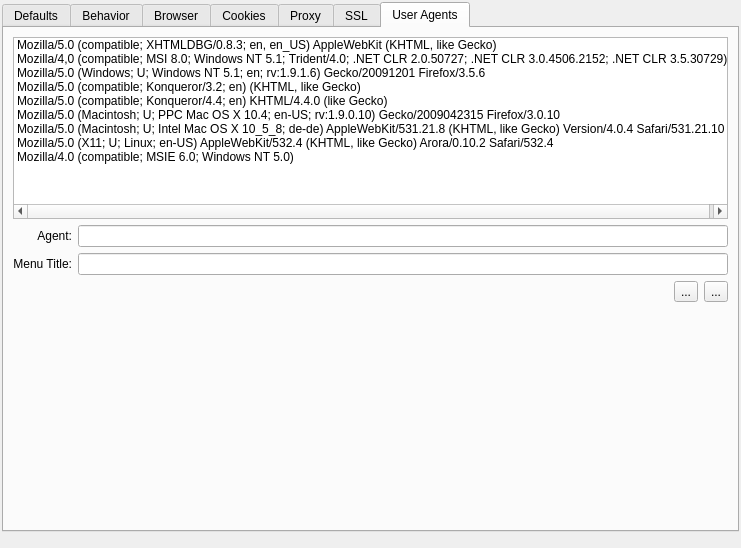
Above: src/configdialog/configdialogui.ui from HJCMS/xhtmldbg before the change. Below: the same form after it.
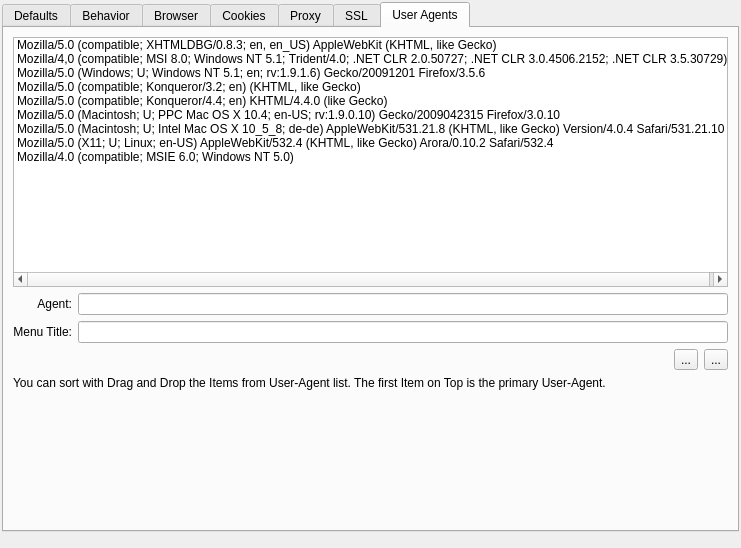
That is the form after the change. The open tabs and pages were chosen to show the change. Custom widgets are drawn as their Qt base class.

```diff
--- a/src/configdialog/configdialogui.ui
+++ b/src/configdialog/configdialogui.ui
@@ -1199,6 +1199,12 @@
       <layout class="QVBoxLayout" name="verticalLayout_7">
        <item>
         <widget class="QListWidget" name="userAgentList">
+         <property name="minimumSize">
+          <size>
+           <width>0</width>
+           <height>250</height>
+          </size>
+         </property>
          <property name="editTriggers">
           <set>QAbstractItemView::CurrentChanged|QAbstractItemView::EditKeyPressed|QAbstractItemView::SelectedClicked</set>
          </property>
@@ -1405,6 +1411,16 @@
          </item>
         </layout>
        </item>
+       <item>
+        <widget class="QLabel" name="label_16">
+         <property name="text">
+          <string>You can sort with Drag and Drop the Items from User-Agent list. The first Item on Top is the primary User-Agent.</string>
+         </property>
+         <property name="wordWrap">
+          <bool>true</bool>
+         </property>
+        </widget>
+       </item>
        <item>
         <spacer name="verticalSpacer_2">
          <property name="orientation">
```
Left out of the diff: 6 changed lines with no effect on the pictures.
